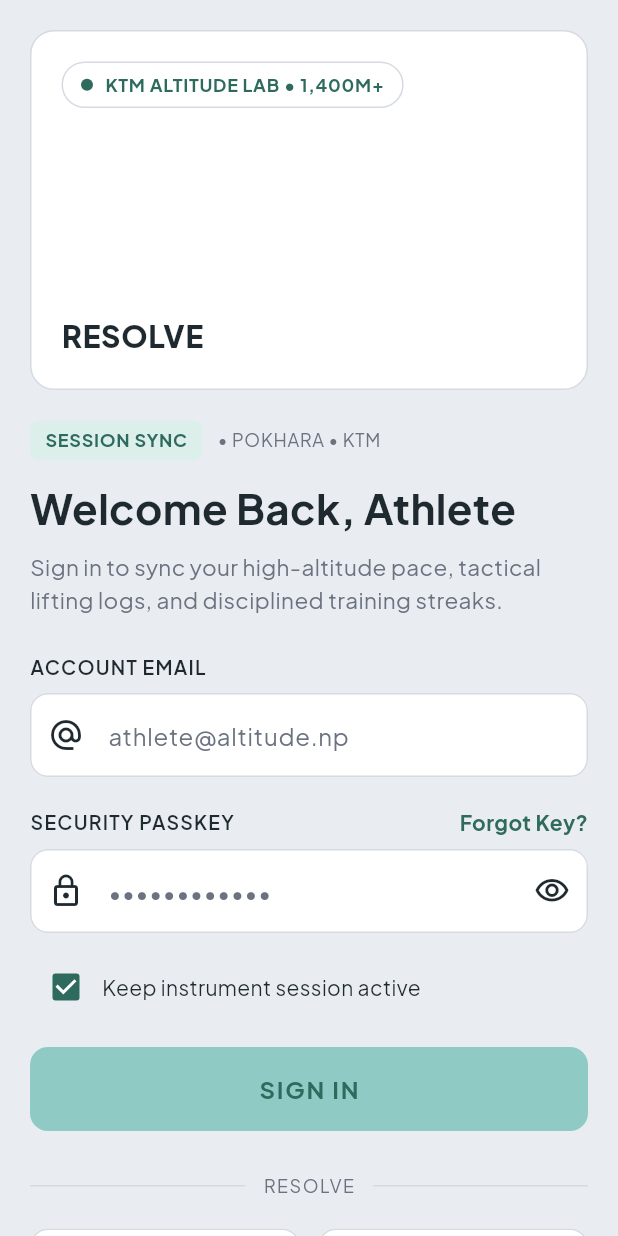
After one commit to Rochak30/Resolve-Fitness-App, a Flutter app: the LoginScreen screen opened by its route, on a phone screen of 412 x 824 dp. The commit adds this screen. Run offline on Flutter 3.47's test engine with Material 3 defaults, Android fonts, the phone set to English and light mode, and no system bars.

Commit message:
merged rochak's and aayusha's features

```diff
--- /dev/null
+++ b/lib/view/authentication/login_screen.dart
@@ -0,0 +1,440 @@
+// Owner: Rochak
+
+import 'package:flutter/material.dart';
+import 'package:resolve/core/app_colors.dart';
+import 'package:resolve/core/app_routes.dart';
+import 'package:resolve/view/authentication/widgets/social_media_card.dart';
+
+class LoginScreen extends StatefulWidget {
+  const LoginScreen({super.key});
+
+  @override
+  State<LoginScreen> createState() => _LoginScreenState();
+}
+
+class _LoginScreenState extends State<LoginScreen> {
+  // ---------- Form state ----------
+  final _formKey = GlobalKey<FormState>();
+  final TextEditingController _emailController = TextEditingController();
+  final TextEditingController _passwordController = TextEditingController();
+  bool _hidePassword = true;
+  bool _keepSessionActive = true;
+
+  @override
+  void dispose() {
+    _emailController.dispose();
+    _passwordController.dispose();
+    super.dispose();
+  }
+
+  // ---------- Actions ----------
+  void _signIn() {
+    if (_formKey.currentState!.validate()) {
+      // Sprint 1 has no backend, so any valid email and passkey signs in.
+      Navigator.pushReplacementNamed(context, AppRoutes.profile);
+    }
+  }
+
+  void _showComingSoon(String feature) {
+    ScaffoldMessenger.of(context).showSnackBar(
+      SnackBar(content: Text('$feature is coming in a later sprint')),
+    );
+  }
+
+  @override
+  Widget build(BuildContext context) {
+    return Scaffold(
+      backgroundColor: AppColors.background,
+      body: SafeArea(
+        child: SingleChildScrollView(
+          padding: const EdgeInsets.all(20),
+          child: Form(
+            key: _formKey,
+            child: Column(
+              crossAxisAlignment: CrossAxisAlignment.start,
+              children: [
+                // ---------- Hero card ----------
+                Container(
+                  width: double.infinity,
+                  height: 240,
+                  padding: const EdgeInsets.all(20),
+                  decoration: BoxDecoration(
+                    color: Colors.white,
+                    borderRadius: BorderRadius.circular(16),
+                    border: Border.all(color: AppColors.border),
+                  ),
+                  child: Column(
+                    crossAxisAlignment: CrossAxisAlignment.start,
+                    mainAxisAlignment: MainAxisAlignment.spaceBetween,
+                    children: [
+                      Container(
+                        padding: const EdgeInsets.symmetric(
+                          horizontal: 12,
+                          vertical: 6,
+                        ),
+                        decoration: BoxDecoration(
+                          borderRadius: BorderRadius.circular(20),
+                          border: Border.all(color: AppColors.border),
+                        ),
+                        child: Row(
+                          mainAxisSize: MainAxisSize.min,
+                          children: [
+                            Container(
+                              width: 8,
+                              height: 8,
+                              decoration: const BoxDecoration(
+                                color: AppColors.green,
+                                shape: BoxShape.circle,
+                              ),
+                            ),
+                            const SizedBox(width: 8),
+                            const Text(
+                              'KTM ALTITUDE LAB • 1,400M+',
+                              style: TextStyle(
+                                color: AppColors.green,
+                                fontSize: 12,
+                                fontWeight: FontWeight.bold,
+                                letterSpacing: 0.5,
+                              ),
+                            ),
+                          ],
+                        ),
+                      ),
+                      const Text(
+                        'RESOLVE',
+                        style: TextStyle(
+                          color: AppColors.textDark,
+                          fontSize: 20,
+                          fontWeight: FontWeight.w800,
+                          letterSpacing: 0.5,
+                        ),
+                      ),
+                    ],
+                  ),
+                ),
+                const SizedBox(height: 20),
+
+                // ---------- Session chip ----------
+                Row(
+                  children: [
+                    Container(
+                      padding: const EdgeInsets.symmetric(
+                        horizontal: 10,
+                        vertical: 5,
+                      ),
+                      decoration: BoxDecoration(
+                        color: AppColors.mint,
+                        borderRadius: BorderRadius.circular(6),
+                      ),
+                      child: const Text(
+                        'SESSION SYNC',
+                        style: TextStyle(
+                          color: AppColors.green,
+                          fontSize: 12,
+                          fontWeight: FontWeight.bold,
+                          letterSpacing: 0.5,
+                        ),
+                      ),
+                    ),
+                    const SizedBox(width: 10),
+                    const Text(
+                      '• POKHARA • KTM',
+                      style: TextStyle(
+                        color: AppColors.grey,
+                        fontSize: 12,
+                        letterSpacing: 0.5,
+                      ),
+                    ),
+                  ],
+                ),
+                const SizedBox(height: 12),
+
+                // ---------- Heading ----------
+                const Text(
+                  'Welcome Back, Athlete',
+                  style: TextStyle(
+                    color: AppColors.textDark,
+                    fontSize: 28,
+                    fontWeight: FontWeight.bold,
+                  ),
+                ),
+                const SizedBox(height: 8),
+                const Text(
+                  'Sign in to sync your high-altitude pace, tactical lifting '
+                  'logs, and disciplined training streaks.',
+                  style: TextStyle(
+                    color: AppColors.grey,
+                    fontSize: 15,
+                    height: 1.5,
+                  ),
+                ),
+                const SizedBox(height: 24),
+
+                // ---------- Email ----------
+                _buildLabel('ACCOUNT EMAIL'),
+                const SizedBox(height: 8),
+                TextFormField(
+                  controller: _emailController,
+                  keyboardType: TextInputType.emailAddress,
+                  decoration: _fieldDecoration(
+                    hint: 'athlete@altitude.np',
+                    icon: Icons.alternate_email,
+                  ),
+                  validator: (value) {
+                    if (value == null || value.trim().isEmpty) {
+                      return 'Please enter your email';
+                    }
+                    if (!value.contains('@') || !value.contains('.')) {
+                      return 'Please enter a valid email';
+                    }
+                    return null;
+                  },
+                ),
+                const SizedBox(height: 20),
+
+                // ---------- Password ----------
+                Row(
+                  mainAxisAlignment: MainAxisAlignment.spaceBetween,
+                  children: [
+                    _buildLabel('SECURITY PASSKEY'),
+                    GestureDetector(
+                      onTap: () {
+                        Navigator.pushNamed(context, AppRoutes.forgotPassword);
+                      },
+                      child: const Text(
+                        'Forgot Key?',
+                        style: TextStyle(
+                          color: AppColors.green,
+                          fontSize: 14,
+                          fontWeight: FontWeight.bold,
+                        ),
+                      ),
+                    ),
+                  ],
+                ),
+                const SizedBox(height: 8),
+                TextFormField(
+                  controller: _passwordController,
+                  obscureText: _hidePassword,
+                  decoration: _fieldDecoration(
+                    hint: '••••••••••••',
+                    icon: Icons.lock_outline,
+                    suffixIcon: IconButton(
+                      icon: Icon(
+                        _hidePassword
+                            ? Icons.visibility_outlined
+                            : Icons.visibility_off_outlined,
+                        color: AppColors.textDark,
+                      ),
+                      onPressed: () {
+                        setState(() {
+                          _hidePassword = !_hidePassword;
+                        });
+                      },
+                    ),
+                  ),
+                  validator: (value) {
+                    if (value == null || value.isEmpty) {
+                      return 'Please enter your passkey';
+                    }
+                    if (value.length < 6) {
+                      return 'Passkey must be at least 6 characters';
+                    }
+                    return null;
+                  },
+                ),
+                const SizedBox(height: 12),
+
+                // ---------- Keep session active ----------
+                Row(
+                  children: [
+                    Checkbox(
+                      value: _keepSessionActive,
+                      activeColor: AppColors.green,
+                      onChanged: (value) {
+                        setState(() {
+                          _keepSessionActive = value ?? false;
+                        });
+                      },
+                    ),
+                    const Text(
+                      'Keep instrument session active',
+                      style: TextStyle(color: AppColors.textDark, fontSize: 14),
+                    ),
+                  ],
+                ),
+                const SizedBox(height: 16),
+
+                // ---------- Sign in button ----------
+                SizedBox(
+                  width: double.infinity,
+                  height: 56,
+                  child: ElevatedButton(
+                    onPressed: _signIn,
+                    style: ElevatedButton.styleFrom(
+                      backgroundColor: AppColors.teal,
+                      foregroundColor: AppColors.green,
+                      elevation: 0,
+                      shape: RoundedRectangleBorder(
+                        borderRadius: BorderRadius.circular(12),
+                      ),
+                    ),
+                    child: const Text(
+                      'SIGN IN',
+                      style: TextStyle(
+                        fontSize: 16,
+                        fontWeight: FontWeight.bold,
+                        letterSpacing: 1.2,
+                      ),
+                    ),
+                  ),
+                ),
+                const SizedBox(height: 28),
+
+                // ---------- Divider ----------
+                const Row(
+                  children: [
+                    Expanded(child: Divider(color: AppColors.border)),
+                    Padding(
+                      padding: EdgeInsets.symmetric(horizontal: 12),
+                      child: Text(
+                        'RESOLVE',
+                        style: TextStyle(
+                          color: AppColors.grey,
+                          fontSize: 12,
+                          letterSpacing: 1,
+                        ),
+                      ),
+                    ),
+                    Expanded(child: Divider(color: AppColors.border)),
+                  ],
+                ),
+                const SizedBox(height: 20),
+
+                // ---------- Social sign-in ----------
+                Row(
+                  children: [
+                    Expanded(
+                      child: GestureDetector(
+                        onTap: () => _showComingSoon('Google sign-in'),
+                        child: const SocialMediaCard(
+                          imagePath: 'assets/images/google_logo.png',
+                          label: 'Google',
+                        ),
+                      ),
+                    ),
+                    const SizedBox(width: 12),
+                    Expanded(
+                      child: GestureDetector(
+                        onTap: () => _showComingSoon('Apple sign-in'),
+                        child: const SocialMediaCard(
+                          imagePath: 'assets/images/apple_logo.png',
+                          label: 'Apple',
+                        ),
+                      ),
+                    ),
+                  ],
+                ),
+                const SizedBox(height: 20),
+
+                // ---------- Register and guest card ----------
+                Container(
+                  width: double.infinity,
+                  padding: const EdgeInsets.all(20),
+                  decoration: BoxDecoration(
+                    color: Colors.white,
+                    borderRadius: BorderRadius.circular(16),
+                    border: Border.all(color: AppColors.border),
+                  ),
+                  child: Column(
+                    children: [
+                      Wrap(
+                        alignment: WrapAlignment.center,
+                        children: [
+                          const Text(
+                            'New to high-altitude performance? ',
+                            style: TextStyle(
+                              color: AppColors.textDark,
+                              fontSize: 14,
+                            ),
+                          ),
+                          GestureDetector(
+                            onTap: () {
+                              Navigator.pushNamed(context, AppRoutes.register);
+                            },
+                            child: const Text(
+                              'Create Athlete Account',
+                              style: TextStyle(
+                                color: AppColors.green,
+                                fontSize: 14,
+                                fontWeight: FontWeight.bold,
+                              ),
+                            ),
+                          ),
+                        ],
+                      ),
+                      const SizedBox(height: 12),
+                      const Divider(color: AppColors.border),
+                      TextButton.icon(
+                        onPressed: () => _showComingSoon('Guest mode'),
+                        icon: const Icon(Icons.directions_run, size: 18),
+                        label: const Text(
+                          'TRAIN AS GUEST (OFFLINE MODE)',
+                          style: TextStyle(
+                            fontSize: 13,
+                            fontWeight: FontWeight.w600,
+                            letterSpacing: 0.8,
+                          ),
+                        ),
+                        style: TextButton.styleFrom(
+                          foregroundColor: AppColors.textDark,
+                        ),
+                      ),
+                    ],
+                  ),
+                ),
+              ],
+            ),
+          ),
+        ),
+      ),
+    );
+  }
+
+  // ---------- Helpers ----------
+  Widget _buildLabel(String text) {
+    return Text(
+      text,
+      style: const TextStyle(
+        color: AppColors.textDark,
+        fontSize: 13,
+        fontWeight: FontWeight.w600,
+        letterSpacing: 0.8,
+      ),
+    );
+  }
+
+  InputDecoration _fieldDecoration({
+    required String hint,
+    required IconData icon,
+    Widget? suffixIcon,
+  }) {
+    return InputDecoration(
+      hintText: hint,
+      hintStyle: const TextStyle(color: AppColors.grey),
+      prefixIcon: Icon(icon, color: AppColors.textDark),
+      suffixIcon: suffixIcon,
+      filled: true,
+      fillColor: Colors.white,
+      border: OutlineInputBorder(borderRadius: BorderRadius.circular(12)),
+      enabledBorder: OutlineInputBorder(
+        borderRadius: BorderRadius.circular(12),
+        borderSide: const BorderSide(color: AppColors.border),
+      ),
+      focusedBorder: OutlineInputBorder(
+        borderRadius: BorderRadius.circular(12),
+        borderSide: const BorderSide(color: AppColors.green, width: 1.5),
+      ),
+    );
+  }
+}
```
Also changed, not shown: lib/core/app_colors.dart (+0 -24 lines), lib/view/authentication/widgets/social_media_card.dart (+8 -77 lines), 1 other file.
